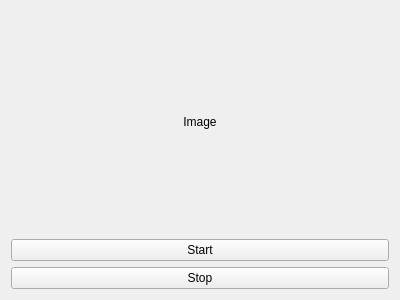
Old version of the form ballwindow.ui in the repository mkloouo/qthread-app.
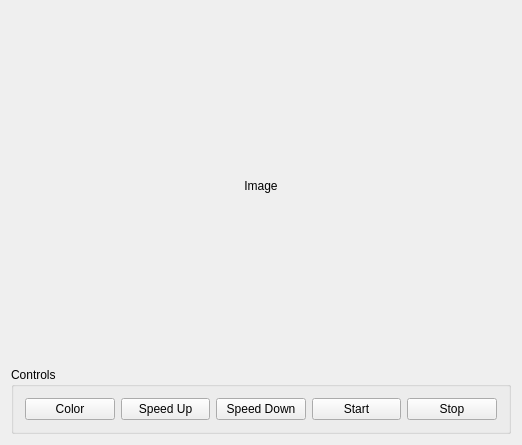
New version of the form.

```diff
--- a/ballwindow.ui
+++ b/ballwindow.ui
@@ -6,7 +6,7 @@
    <rect>
     <x>0</x>
     <y>0</y>
-    <width>400</width>
+    <width>480</width>
     <height>300</height>
    </rect>
   </property>
@@ -22,6 +22,12 @@
        <verstretch>0</verstretch>
       </sizepolicy>
      </property>
+     <property name="minimumSize">
+      <size>
+       <width>500</width>
+       <height>350</height>
+      </size>
+     </property>
      <property name="text">
       <string>Image</string>
      </property>
@@ -34,6 +40,33 @@
     </widget>
    </item>
    <item>
+    <widget class="QGroupBox" name="groupBox">
+     <property name="title">
+      <string>Controls</string>
+     </property>
+     <layout class="QHBoxLayout" name="horizontalLayout">
+      <item>
+       <widget class="QPushButton" name="colorPushButton">
+        <property name="text">
+         <string>Color</string>
+        </property>
+       </widget>
+      </item>
+      <item>
+       <widget class="QPushButton" name="speedUpPushButton">
+        <property name="text">
+         <string>Speed Up</string>
+        </property>
+       </widget>
+      </item>
+      <item>
+       <widget class="QPushButton" name="speedDownPushButton">
+        <property name="text">
+         <string>Speed Down</string>
+        </property>
+       </widget>
+      </item>
+      <item>
     <widget class="QPushButton" name="startPushButton">
      <property name="sizePolicy">
       <sizepolicy hsizetype="Minimum" vsizetype="Preferred">
@@ -57,6 +90,9 @@
      <property name="text">
       <string>Stop</string>
      </property>
+       </widget>
+      </item>
+     </layout>
     </widget>
    </item>
   </layout>
```
Lines whose indentation alone changed are shown as unchanged.
